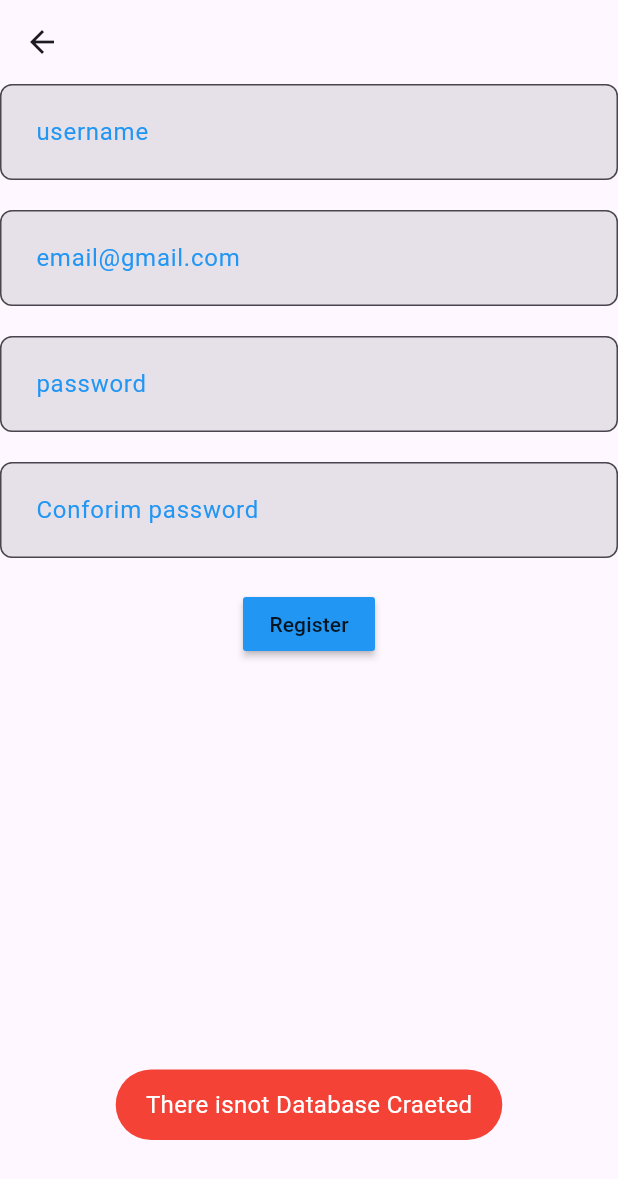
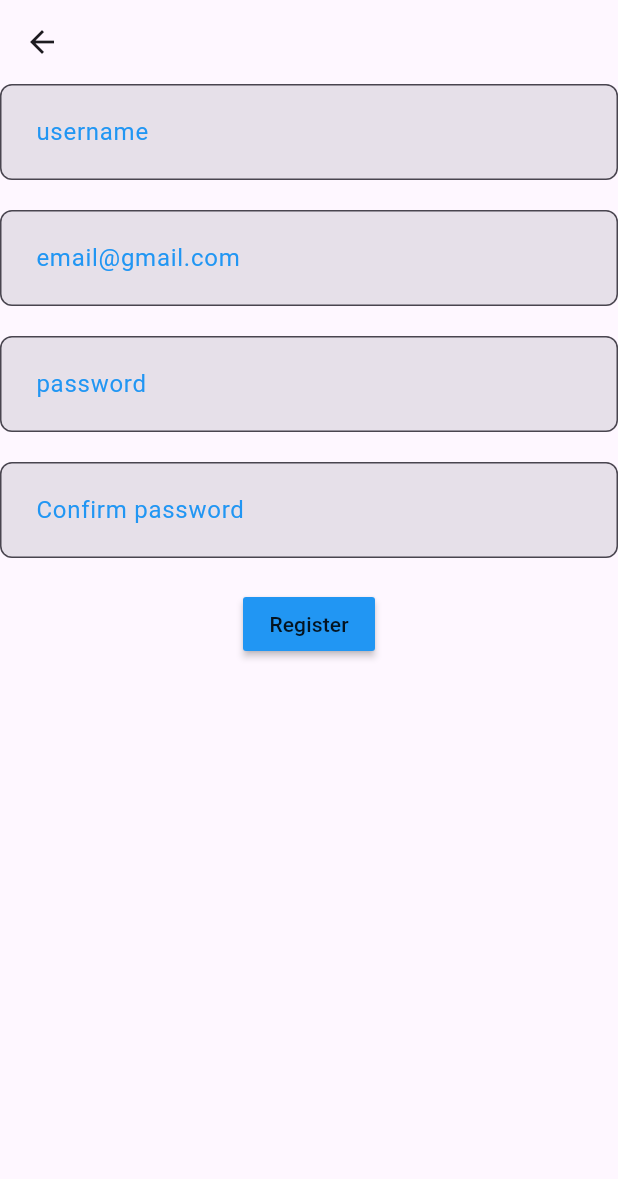
Before and after one commit to alaaAbdelrahman/flutter, a Flutter app: the Register screen opened directly, after a tap on "Register", on a phone screen of 412 x 824 dp. Shown: the top 1179 px of the screen. Run offline on Flutter 3.47's test engine with Material 3 defaults, Android fonts, the phone set to English and light mode, and no system bars; our stand-ins replace dio, fluttertoast; network calls fail.

Commit message:
enhance user login notification

```diff
--- a/lib/form_page.dart
+++ b/lib/form_page.dart
@@ -25,7 +25,7 @@ class _LoginPageState extends State<LoginPage> {
             controller:email ,
             keyboardType: TextInputType.emailAddress,
             readOnly: false,
-            text: "Email@gmail.com",
+            text: "username",
             contentPadding: 20,
           ),
           const SizedBox(
@@ -45,7 +45,7 @@ class _LoginPageState extends State<LoginPage> {
 setState(() {
   LoginServices().postData(username: email.text, password: password.text).then((data){
     print(data);
-    showToast(color: Colors.red, msg: data ['token']);
+    showToast(color: Colors.red, msg: data ['token']??data["title"]);
 
   });
 
@@ -59,7 +59,7 @@ setState(() {
           Row(
             mainAxisAlignment: MainAxisAlignment.center,
             children: [
-              const Text("Are u New User"),
+              const Text("Are you a new user? "),
               TextButton(
                   onPressed: () {
                     Navigator.push(
--- a/lib/register.dart
+++ b/lib/register.dart
@@ -8,7 +8,7 @@ class Register extends StatelessWidget {
   TextEditingController username = TextEditingController();
   TextEditingController email = TextEditingController();
   TextEditingController password = TextEditingController();
-  TextEditingController conforimpassword = TextEditingController();
+  TextEditingController confirmpassword = TextEditingController();
   @override
   Widget build(BuildContext context) {
     return Scaffold(
@@ -38,15 +38,18 @@ class Register extends StatelessWidget {
               readOnly: false,
               text: "password",
               contentPadding: 20.0,
+              obscureText: true,
               controller: password,
             ),
             const SizedBox(height: 20.0),
             CustomTextFormField(
               keyboardType: TextInputType.name,
               readOnly: false,
-              text: "Conforim password",
+              text: "Confirm password",
+              obscureText: true,
+
               contentPadding: 20.0,
-              controller: conforimpassword,
+              controller: confirmpassword,
             ),
             const SizedBox(height: 20.0),
             MaterialButton(
@@ -56,9 +59,10 @@ class Register extends StatelessWidget {
                     email: email.text,
                     username: username.text,
                     password: password.text,
-                    comfirepassword: conforimpassword.text);
-                showToast(
-                    color: Colors.red, msg: "There isnot Database Craeted");
+                    confirmpassword: confirmpassword.text).then((data){
+                  showToast(
+                      color: Colors.green, msg: data.toString());
+                });
               },
               child: const Text("Register"),
             )
--- a/lib/services_login.dart
+++ b/lib/services_login.dart
@@ -18,17 +18,17 @@ class LoginServices {
 
 class RegisterServices {
   Dio dio = Dio();
-  Future<Map<String, dynamic>> postData(
+  Future postData(
       {required String email,
       required String username,
       required String password,
-      required String comfirepassword}) async {
+      required String confirmpassword}) async {
     try {
-      Response response = await dio.post("RegisterEndPoint", data: {
+      Response response = await dio.post("https://localhost:7270/Auth/register", data: {
         'username': username,
         'email': email,
         'password': password,
-        'confirmPassword': password,
+        'confirmPassword': confirmpassword,
       });
       return response.data;
     } on DioException catch (e) {
```
